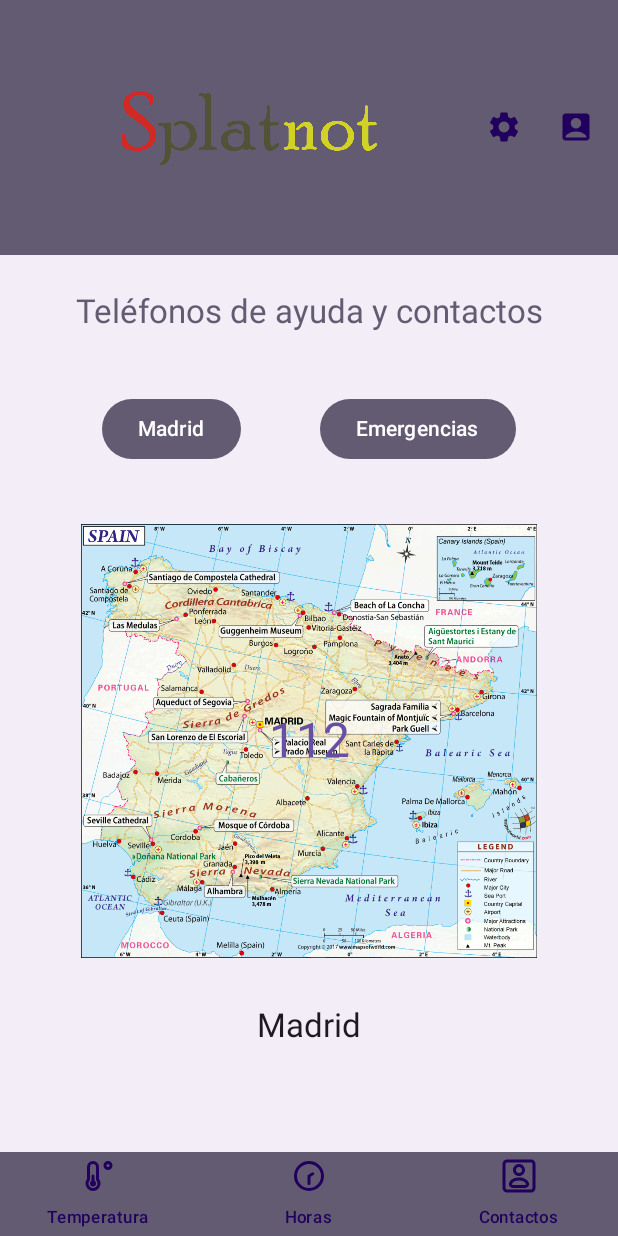
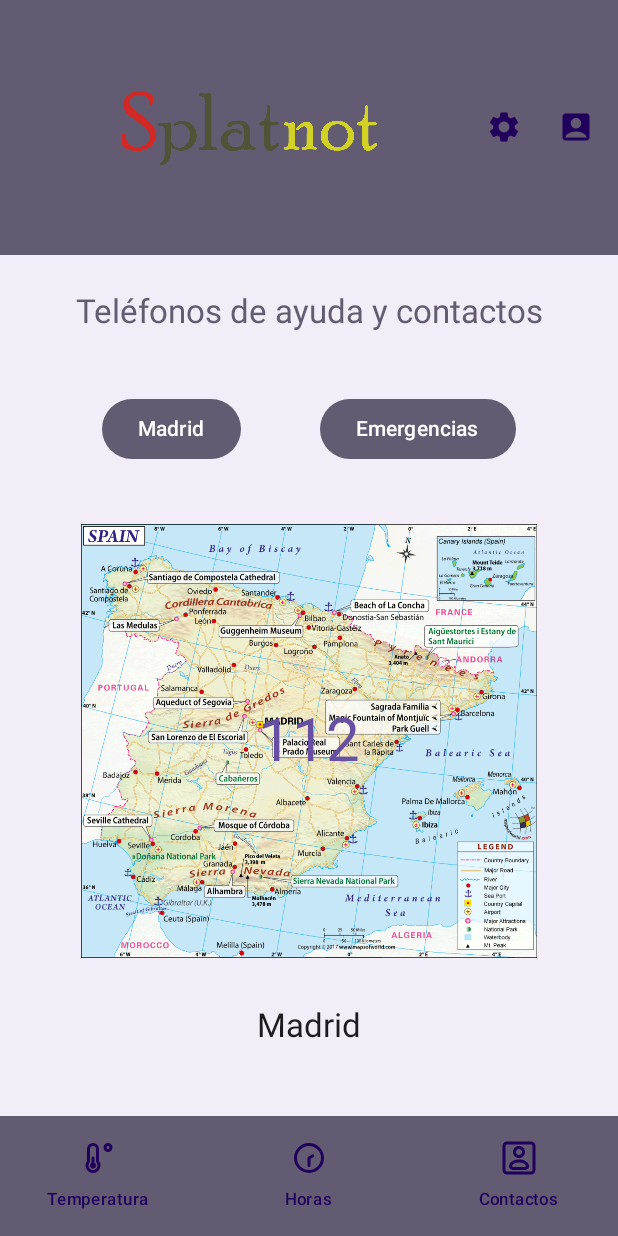
Before and after one commit to bryan-paucar/ProyectoInterfaces, an Android app built with Jetpack Compose: the ContactosScreen screen opened through its navigation route, on a phone screen of 412 x 824 dp. Run offline under Robolectric (Android 15) with nearby library versions, the phone set to English and light mode, and no system bars.

Commit message:
Version enviada al profesor

```diff
--- a/app/src/main/java/com/example/proyectointerfaces/MainActivity.kt
+++ b/app/src/main/java/com/example/proyectointerfaces/MainActivity.kt
@@ -74,7 +74,7 @@ class MainActivity : ComponentActivity() {
         super.onCreate(savedInstanceState)
         enableEdgeToEdge()
         setContent {
-            AppTheme { AppScaffold() }
+            AppTheme {AppScaffold()}
         }
     }
 }
@@ -211,7 +211,7 @@ fun AppTopBar() {
 @Composable
 fun AppBottomBar(navController: NavController) {
     NavigationBar(
-        modifier = Modifier.height(56.dp),
+        //modifier = Modifier.height(56.dp),
         containerColor = MaterialTheme.colorScheme.secondary // Fondo corporativo
     ) {
         NavigationBarItem(
@@ -274,7 +274,6 @@ fun AppBottomBar(navController: NavController) {
     }
 }
 
-
 /**
  * Composable que representa la pantalla de conversión de temperatura.
  *
@@ -302,7 +301,7 @@ fun TemperaturaScreen(padding: PaddingValues, viewModel: TemperaturaViewModel) {
     ) {
         // Título
         Text(
-            text = "Conversión de temperatura",
+            text = "Conversión de temperaturas",
             style = MaterialTheme.typography.titleLarge,
             color = MaterialTheme.colorScheme.onSecondaryContainer,
             modifier = Modifier.padding(vertical = 16.dp)
@@ -325,7 +324,7 @@ fun TemperaturaScreen(padding: PaddingValues, viewModel: TemperaturaViewModel) {
 
         // Box con la imagen de fondo y las temperaturas sobrepuesta
         Box(
-            modifier = Modifier.size(210.dp)
+            modifier = Modifier.size(220.dp)
         ) {
             Image(
                 painter = painterResource(id = imagenRes),
@@ -333,7 +332,7 @@ fun TemperaturaScreen(padding: PaddingValues, viewModel: TemperaturaViewModel) {
                 modifier = Modifier.fillMaxSize(),
                 contentScale = ContentScale.Crop
             )
-            // Overlay con las temperaturas
+            // Temperaturas sobrepuestas
             Row(
                 modifier = Modifier
                     .fillMaxSize()
@@ -343,12 +342,12 @@ fun TemperaturaScreen(padding: PaddingValues, viewModel: TemperaturaViewModel) {
             ) {
                 Text(
                     text = "${viewModel.temperatura.value.toInt()}°C",
-                    style = MaterialTheme.typography.headlineLarge.copy(fontSize = 35.sp),
+                    style = MaterialTheme.typography.headlineLarge.copy(fontSize = 36.sp),
                     color = MaterialTheme.colorScheme.primary
                 )
                 Text(
                     text = "${((viewModel.temperatura.value * 9 / 5) + 32).toInt()}°F",
-                    style = MaterialTheme.typography.headlineLarge.copy(fontSize = 35.sp),
+                    style = MaterialTheme.typography.headlineLarge.copy(fontSize = 36.sp),
                     color = MaterialTheme.colorScheme.primary
                 )
             }
@@ -364,8 +363,8 @@ fun TemperaturaScreen(padding: PaddingValues, viewModel: TemperaturaViewModel) {
             },
             valueRange = -30f..55f,
             modifier = Modifier
-                .width(280.dp)  // Ajusta el ancho del Slider (más pequeño)
-                .height(54.dp), // Reduce la altura del Slider
+                .width(280.dp)  // Ajusta el ancho del Slider
+                .height(30.dp), // Reduce la altura del Slider
             colors = androidx.compose.material3.SliderDefaults.colors(
                 thumbColor = MaterialTheme.colorScheme.tertiary,
                 activeTrackColor = MaterialTheme.colorScheme.tertiaryContainer
@@ -375,15 +374,20 @@ fun TemperaturaScreen(padding: PaddingValues, viewModel: TemperaturaViewModel) {
         // Texto con la temperatura actual
         Text(
             text = "${temperaturaActual.toInt()}°$unidad",
-            style = MaterialTheme.typography.headlineLarge,
-            color = MaterialTheme.colorScheme.onSecondaryContainer // Texto con color de alto contraste sobre fondo secundario
+            style = MaterialTheme.typography.headlineMedium,
+            color = MaterialTheme.colorScheme.onSecondaryContainer
         )
 
         Spacer(modifier = Modifier.height(16.dp))
 
         // Switch para cambiar entre °C y °F
-        Row(verticalAlignment = Alignment.CenterVertically) {
-            Text("°C", color = MaterialTheme.colorScheme.onSecondaryContainer)
+        Row(
+            verticalAlignment = Alignment.CenterVertically
+        ) {
+            Text("°C", color = MaterialTheme.colorScheme.onSecondaryContainer, fontSize = 20.sp)
+
+            Spacer(modifier = Modifier.width(8.dp)) // Espacio entre °C y el switch
+
             Switch(
                 checked = !viewModel.mostrarEnCelsius.value,
                 onCheckedChange = { viewModel.mostrarEnCelsius.value = !viewModel.mostrarEnCelsius.value },
@@ -392,8 +396,12 @@ fun TemperaturaScreen(padding: PaddingValues, viewModel: TemperaturaViewModel) {
                     checkedTrackColor = MaterialTheme.colorScheme.tertiaryContainer
                 )
             )
-            Text("°F", color = MaterialTheme.colorScheme.onSecondaryContainer)
+
+            Spacer(modifier = Modifier.width(8.dp)) // Espacio entre el switch y °F
+
+            Text("°F", color = MaterialTheme.colorScheme.onSecondaryContainer, fontSize = 20.sp)
         }
+
 
         Spacer(modifier = Modifier.height(16.dp))
 
@@ -402,7 +410,9 @@ fun TemperaturaScreen(padding: PaddingValues, viewModel: TemperaturaViewModel) {
             onClick = { viewModel.agregarTemperatura() },
             colors = ButtonDefaults.buttonColors(containerColor = MaterialTheme.colorScheme.tertiaryContainer)
         ) {
-            Text("Guardar temperatura", color = MaterialTheme.colorScheme.onTertiaryContainer)
+            Text("Guardar temperatura",
+                style = MaterialTheme.typography.bodyLarge,
+                color = MaterialTheme.colorScheme.onTertiaryContainer)
         }
 
         Spacer(modifier = Modifier.height(16.dp))
@@ -433,7 +443,16 @@ fun TemperaturaScreen(padding: PaddingValues, viewModel: TemperaturaViewModel) {
     }
 }
 
-
+/**
+ * Pantalla que muestra la hora en diferentes ciudades del mundo.
+ *
+ * Esta pantalla permite al usuario seleccionar una ciudad y ver su hora local en grande,
+ * junto con un mapa representativo. También muestra una lista de otras ciudades con su respectiva
+ * hora local. Se puede cambiar la hora de la ciudad seleccionada mediante un `TimePickerDialog`.
+ *
+ * @param padding Valores de padding aplicados a la pantalla, generalmente proporcionados por `Scaffold`.
+ * @param viewModel Instancia de [HorasViewModel] utilizada para gestionar el estado de la pantalla.
+ */
 @Composable
 fun HorasScreen(padding: PaddingValues, viewModel: HorasViewModel = viewModel()) {
     val context = LocalContext.current
@@ -481,7 +500,7 @@ fun HorasScreen(padding: PaddingValues, viewModel: HorasViewModel = viewModel())
 
         Spacer(modifier = Modifier.height(16.dp))
 
-        // Layout principal: Mapa y nombre en una columna, y la hora en grande a la derecha
+        // Mapa y nombre en una columna, y la hora en grande a la derecha
         Row(
             modifier = Modifier
                 .fillMaxWidth()
@@ -507,8 +526,7 @@ fun HorasScreen(padding: PaddingValues, viewModel: HorasViewModel = viewModel())
                     fontWeight = FontWeight.Bold
                 )
             }
-            // La hora en grande, al lado del mapa
-            // Botón para lanzar el TimePicker y actualizar la hora seleccionada
+            // La hora en grande, al lado del mapa y botón para lanzar el TimePicker y actualizar la hora seleccionada
             Button(
                 onClick = {
                     TimePickerDialog(
@@ -537,7 +555,7 @@ fun HorasScreen(padding: PaddingValues, viewModel: HorasViewModel = viewModel())
         Spacer(modifier = Modifier.height(16.dp))
 
 
-        // Lista de las demás ciudades con su hora local, cada una en una Card
+        // Lista de las demás ciudades con su hora local
         LazyColumn(
             modifier = Modifier.fillMaxHeight(),
             contentPadding = PaddingValues(horizontal = 16.dp, vertical = 8.dp),
@@ -575,7 +593,7 @@ fun HorasScreen(padding: PaddingValues, viewModel: HorasViewModel = viewModel())
                                 color = MaterialTheme.colorScheme.onSurface
                             )
                         }
-                        // Columna para la hora, con un estilo mucho más grande
+                        // Columna para la hora con tamaño más grande
                         Column(
                             modifier = Modifier.weight(1f),
                             horizontalAlignment = Alignment.CenterHorizontally,
@@ -595,9 +613,6 @@ fun HorasScreen(padding: PaddingValues, viewModel: HorasViewModel = viewModel())
     }
 }
 
-
-
-
 /**
  * Composable que representa la pantalla de contacto con información de oficinas y servicios en distintas ciudades.
  *
@@ -611,8 +626,7 @@ fun HorasScreen(padding: PaddingValues, viewModel: HorasViewModel = viewModel())
  * - **Mostrar información de contacto** (nombre, teléfono y email) cuando el servicio seleccionado es "Oficina".
  *
  * Diseño y estilos:
- * - Usa colores de `MaterialTheme` para mantener coherencia visual.
- * - Resalta el mapa con un fondo terciario.
+ * - Usa colores de `MaterialTheme`
  * - Asegura legibilidad del teléfono sobre el mapa con un contraste adecuado.
  *
  * @Composable
@@ -623,7 +637,7 @@ fun ContactosScreen(padding: PaddingValues, viewModel: ContactosViewModel = view
         modifier = Modifier
             .fillMaxSize()
             .padding(padding)
-            .background(MaterialTheme.colorScheme.surfaceContainer), // Fondo neutro
+            .background(MaterialTheme.colorScheme.surfaceContainer),
         horizontalAlignment = Alignment.CenterHorizontally
     ) {
         // Título
@@ -665,7 +679,7 @@ fun ContactosScreen(padding: PaddingValues, viewModel: ContactosViewModel = view
             )
             Text(
                 text = viewModel.obtenerTelefono(),
-                style = MaterialTheme.typography.headlineLarge, // Tamaño adecuado para el teléfono
+                style = MaterialTheme.typography.headlineLarge.copy(fontSize = 40.sp),
                 color = MaterialTheme.colorScheme.primary
             )
         }
@@ -801,7 +815,7 @@ fun ContactoDetalles(contacto: Contacto) {
         modifier = Modifier
             .fillMaxWidth()
             .padding(top = 16.dp)
-            .background(MaterialTheme.colorScheme.surfaceVariant), // Fondo neutro
+            .background(MaterialTheme.colorScheme.surfaceVariant),
         horizontalAlignment = Alignment.CenterHorizontally
     ) {
         Text(
```
Also changed, not shown: app/src/main/java/com/example/proyectointerfaces/ContactosViewModel.kt (+43 -1 lines), app/src/main/java/com/example/proyectointerfaces/HorasViewModel.kt (+34 -7 lines), app/src/main/java/com/example/proyectointerfaces/TemperaturaViewModel.kt (+16 -2 lines).
